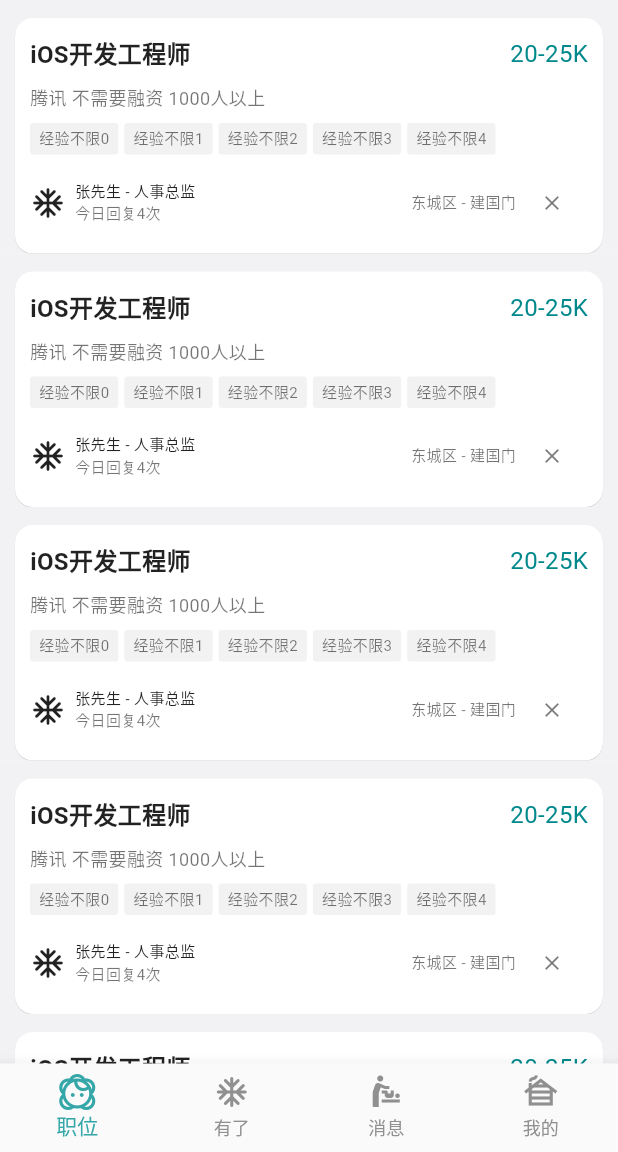
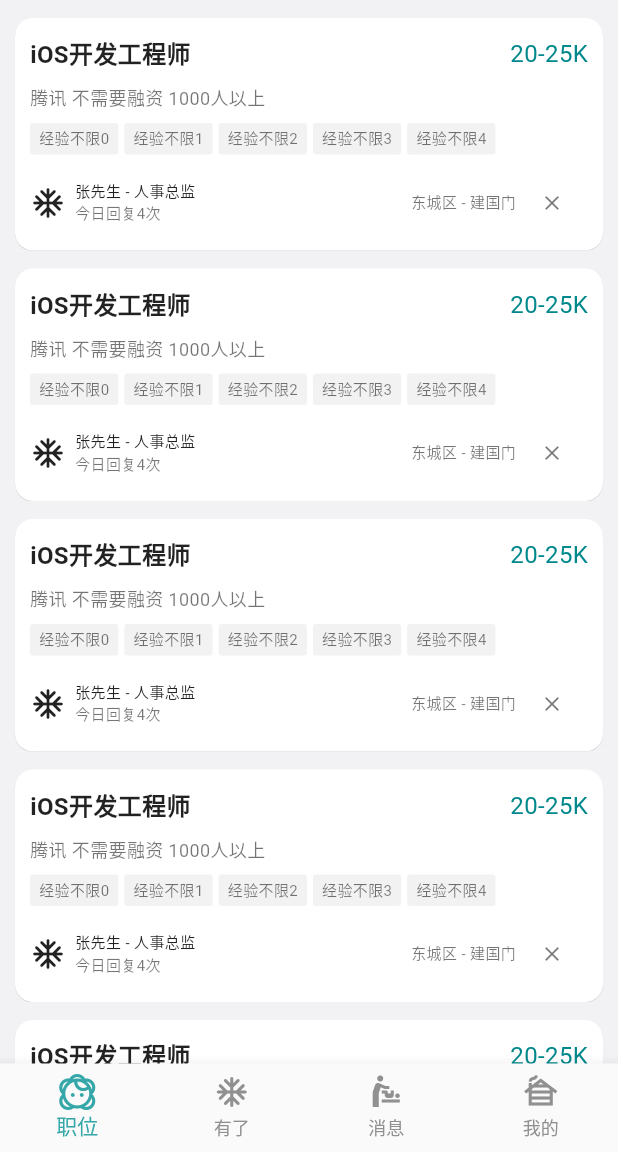
Before and after one commit to BHLinuxKernelSIG/BossZP_Flutter, a Flutter app: the screen it shows after launch, on a phone screen of 412 x 824 dp, the part 84-1236 px from its top. Run offline on Flutter 3.47's test engine with Material 2 defaults, Android fonts, the phone set to English and light mode, and no system bars.

Commit message:
Update position_item_widget.dart

```diff
--- a/lib/ui/position_item_widget.dart
+++ b/lib/ui/position_item_widget.dart
@@ -17,7 +17,7 @@ class PostionItemWidget extends StatelessWidget {
         elevation: 0.2,
         color: Colors.white,
         child: Padding(
-          padding: EdgeInsets.fromLTRB(10, 12, 10, 10),
+          padding: EdgeInsets.fromLTRB(10, 12, 10, 8),
           child: Column(
             crossAxisAlignment: CrossAxisAlignment.start,
             children: [
```
